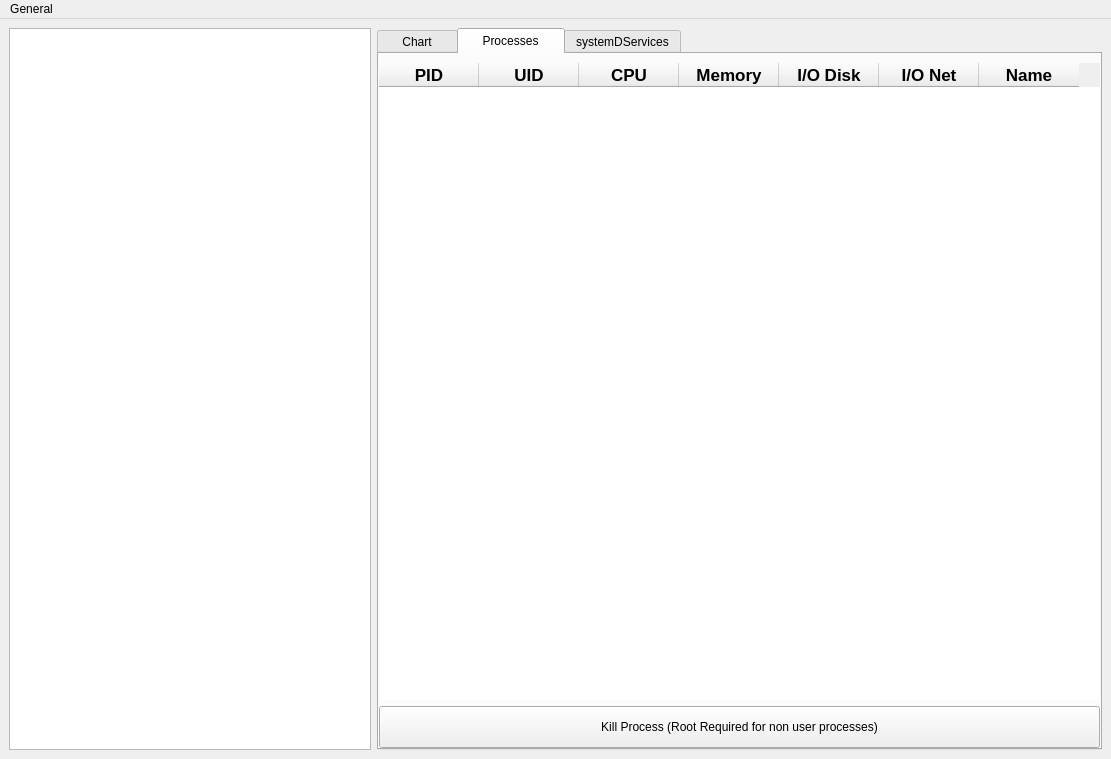
Old version of the form ltm.ui in the repository rejuce/LikeTaskManager.
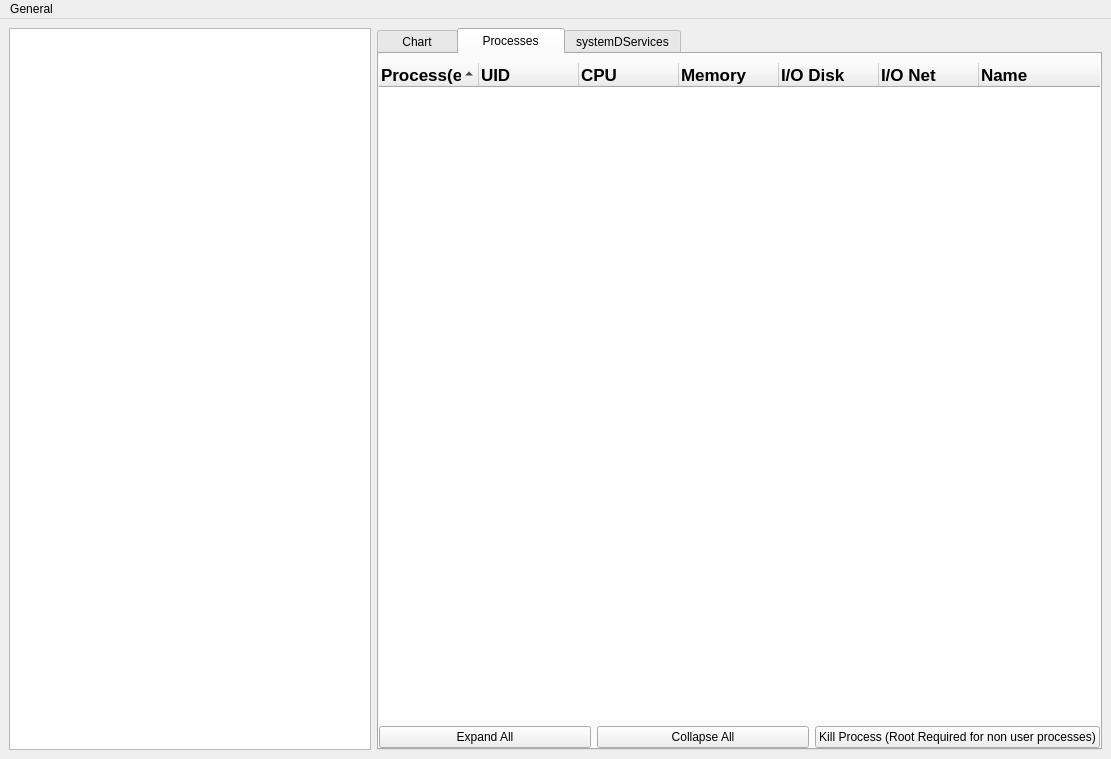
New version of the form. The open tabs and pages were chosen to show the change. Custom widgets are drawn as their Qt base class.

Commit message: Issue #12: Replace QTableWidget with QTreeWidget for process grouping

Patch:
```diff
--- a/ltm.ui
+++ b/ltm.ui
@@ -1996,7 +1996,7 @@
          <number>0</number>
         </property>
         <item>
-         <widget class="QTableWidget" name="tableWProcess">
+         <widget class="QTreeWidget" name="treeWProcess">
           <property name="sizePolicy">
            <sizepolicy hsizetype="Expanding" vsizetype="Expanding">
             <horstretch>0</horstretch>
@@ -2015,11 +2015,8 @@
           <property name="lineWidth">
            <number>0</number>
           </property>
-          <property name="showDropIndicator" stdset="0">
-           <bool>false</bool>
-          </property>
-          <property name="dragDropOverwriteMode">
-           <bool>false</bool>
+          <property name="rootIsDecorated">
+           <bool>true</bool>
           </property>
           <property name="alternatingRowColors">
            <bool>true</bool>
@@ -2033,18 +2030,15 @@
           <property name="sortingEnabled">
            <bool>true</bool>
           </property>
-          <attribute name="horizontalHeaderCascadingSectionResizes">
-           <bool>false</bool>
-          </attribute>
-          <attribute name="horizontalHeaderMinimumSectionSize">
-           <number>30</number>
-          </attribute>
-          <attribute name="verticalHeaderCascadingSectionResizes">
+          <property name="uniformRowHeights">
            <bool>true</bool>
-          </attribute>
+          </property>
+          <property name="columnCount">
+           <number>7</number>
+          </property>
           <column>
            <property name="text">
-            <string>PID</string>
+            <string>Process(es)</string>
            </property>
            <property name="font">
             <font>
@@ -2122,7 +2116,23 @@
          </widget>
         </item>
         <item>
-         <widget class="QPushButton" name="butKillProcess">
+         <layout class="QHBoxLayout" name="horizontalLayout_11">
+          <item>
+           <widget class="QPushButton" name="butExpandAllProcesses">
+            <property name="text">
+             <string>Expand All</string>
+            </property>
+           </widget>
+          </item>
+          <item>
+           <widget class="QPushButton" name="butCollapseAllProcesses">
+            <property name="text">
+             <string>Collapse All</string>
+            </property>
+           </widget>
+          </item>
+          <item>
+           <widget class="QPushButton" name="butKillProcess">
           <property name="sizePolicy">
            <sizepolicy hsizetype="Minimum" vsizetype="Preferred">
             <horstretch>0</horstretch>
@@ -2132,7 +2142,9 @@
           <property name="text">
            <string>Kill Process (Root Required for non user processes)</string>
           </property>
-         </widget>
+          </widget>
+          </item>
+         </layout>
         </item>
        </layout>
       </widget>
```
The commit also changes 11 other files.
